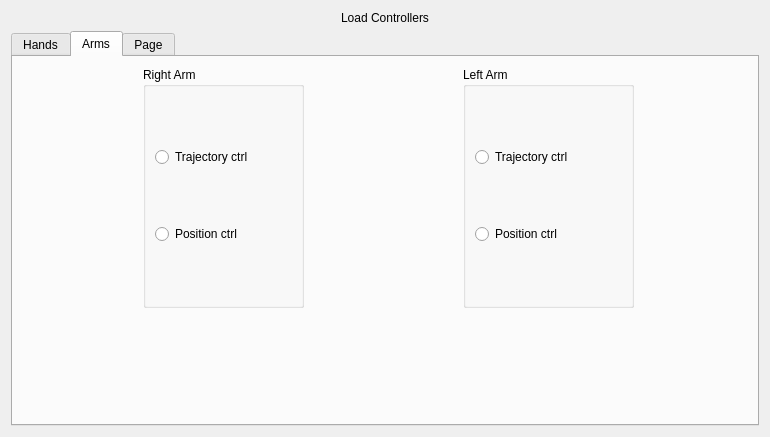
This is sr_gui_change_controllers/uis/SrChangeControllers.ui in shadow-robot/sr_visualization_common as Qt 5 draws it before an edit. The edited form follows.
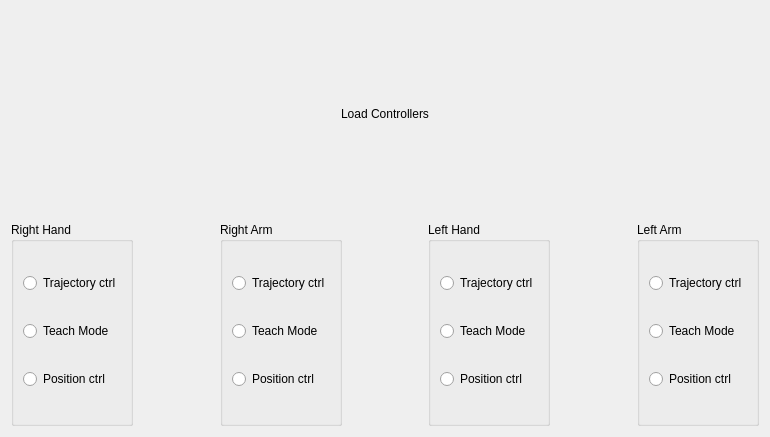
This is the edited form. The open tabs and pages were chosen to show the change.

Commit message: removing arm option

```diff
--- a/sr_gui_change_controllers/uis/SrChangeControllers.ui
+++ b/sr_gui_change_controllers/uis/SrChangeControllers.ui
@@ -18,6 +18,12 @@
     <layout class="QVBoxLayout" name="verticalLayout">
      <item>
       <widget class="QLabel" name="label">
+       <property name="maximumSize">
+        <size>
+         <width>750</width>
+         <height>16777215</height>
+        </size>
+       </property>
        <property name="text">
         <string>Load Controllers</string>
        </property>
@@ -27,23 +33,11 @@
       </widget>
      </item>
      <item>
-      <widget class="QTabWidget" name="tabWidget">
-       <property name="currentIndex">
-        <number>0</number>
-       </property>
-       <widget class="QWidget" name="hand">
-        <attribute name="title">
-         <string>Hands</string>
-        </attribute>
+      <layout class="QVBoxLayout" name="verticalLayout_2">
+       <item>
+        <layout class="QHBoxLayout" name="horizontalLayout_2">
+         <item>
         <widget class="QGroupBox" name="rh_group">
-         <property name="geometry">
-          <rect>
-           <x>93</x>
-           <y>60</y>
-           <width>191</width>
-           <height>191</height>
-          </rect>
-         </property>
          <property name="title">
           <string>Right Hand</string>
          </property>
@@ -71,15 +65,65 @@
           </item>
          </layout>
         </widget>
+         </item>
+         <item>
+          <spacer name="horizontalSpacer">
+           <property name="orientation">
+            <enum>Qt::Horizontal</enum>
+           </property>
+           <property name="sizeHint" stdset="0">
+            <size>
+             <width>40</width>
+             <height>20</height>
+            </size>
+           </property>
+          </spacer>
+         </item>
+         <item>
+          <widget class="QGroupBox" name="ra_group">
+           <property name="title">
+            <string>Right Arm</string>
+           </property>
+           <layout class="QVBoxLayout" name="verticalLayout_5">
+            <item>
+             <widget class="QRadioButton" name="ra_traj">
+              <property name="text">
+               <string>Trajectory ctrl</string>
+              </property>
+             </widget>
+            </item>
+            <item>
+             <widget class="QRadioButton" name="radioButton">
+              <property name="text">
+               <string>Teach Mode</string>
+              </property>
+             </widget>
+            </item>
+            <item>
+             <widget class="QRadioButton" name="ra_pos">
+              <property name="text">
+               <string>Position ctrl</string>
+              </property>
+             </widget>
+            </item>
+           </layout>
+          </widget>
+         </item>
+         <item>
+          <spacer name="horizontalSpacer_2">
+           <property name="orientation">
+            <enum>Qt::Horizontal</enum>
+           </property>
+           <property name="sizeHint" stdset="0">
+            <size>
+             <width>40</width>
+             <height>20</height>
+            </size>
+           </property>
+          </spacer>
+         </item>
+         <item>
         <widget class="QGroupBox" name="lh_group">
-         <property name="geometry">
-          <rect>
-           <x>450</x>
-           <y>60</y>
-           <width>181</width>
-           <height>191</height>
-          </rect>
-         </property>
          <property name="title">
           <string>Left Hand</string>
          </property>
@@ -107,20 +151,22 @@
           </item>
          </layout>
         </widget>
-       </widget>
-       <widget class="QWidget" name="arm">
-        <attribute name="title">
-         <string>Arms</string>
-        </attribute>
+         </item>
+         <item>
+          <spacer name="horizontalSpacer_3">
+           <property name="orientation">
+            <enum>Qt::Horizontal</enum>
+           </property>
+           <property name="sizeHint" stdset="0">
+            <size>
+             <width>40</width>
+             <height>20</height>
+            </size>
+           </property>
+          </spacer>
+         </item>
+         <item>
         <widget class="QGroupBox" name="la_group">
-         <property name="geometry">
-          <rect>
-           <x>450</x>
-           <y>10</y>
-           <width>171</width>
-           <height>241</height>
-          </rect>
-         </property>
          <property name="title">
           <string>Left Arm</string>
          </property>
@@ -132,6 +178,13 @@
             </property>
            </widget>
           </item>
+            <item>
+             <widget class="QRadioButton" name="la_teach">
+              <property name="text">
+               <string>Teach Mode</string>
+              </property>
+             </widget>
+            </item>
           <item>
            <widget class="QRadioButton" name="la_pos">
             <property name="text">
@@ -141,45 +194,10 @@
           </item>
          </layout>
         </widget>
-        <widget class="QGroupBox" name="ra_group">
-         <property name="geometry">
-          <rect>
-           <x>130</x>
-           <y>10</y>
-           <width>161</width>
-           <height>241</height>
-          </rect>
-         </property>
-         <property name="title">
-          <string>Right Arm</string>
-         </property>
-         <layout class="QVBoxLayout" name="verticalLayout_5">
-          <item>
-           <widget class="QRadioButton" name="ra_traj">
-            <property name="text">
-             <string>Trajectory ctrl</string>
-            </property>
-           </widget>
-          </item>
-          <item>
-           <widget class="QRadioButton" name="ra_pos">
-            <property name="text">
-             <string>Position ctrl</string>
-            </property>
-           </widget>
-          </item>
-         </layout>
-        </widget>
-       </widget>
-       <widget class="QWidget" name="tab">
-        <attribute name="title">
-         <string>Page</string>
-        </attribute>
-       </widget>
-      </widget>
-     </item>
-     <item>
-      <layout class="QHBoxLayout" name="horizontalLayout_9"/>
+         </item>
+        </layout>
+       </item>
+      </layout>
      </item>
     </layout>
    </item>
```
Lines whose indentation alone changed are shown as unchanged. The commit also changes 1 other file.
